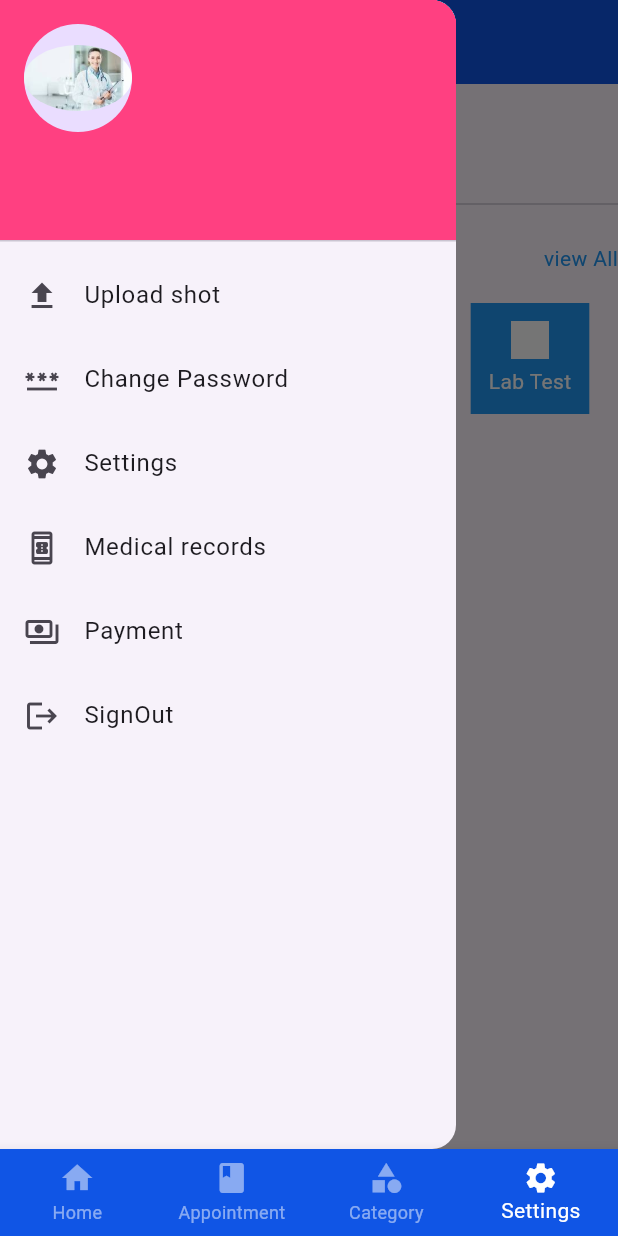
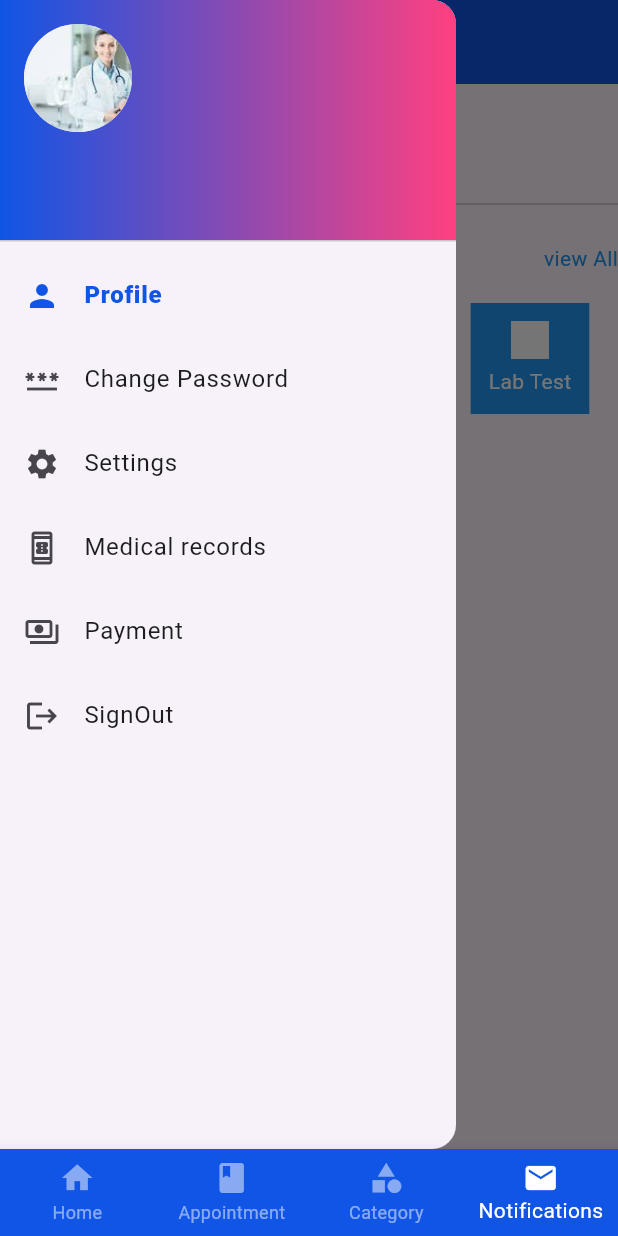
Before and after one commit to Abram-MrRight/DoctorsAppointment-App, a Flutter app: the Home screen opened directly, item 4 of the bottom bar chosen, with the side drawer open, on a phone screen of 412 x 824 dp. Run offline on Flutter 3.47's test engine with Material 3 defaults, Android fonts, the phone set to English and light mode, and no system bars; our stand-ins replace cloud_firestore, firebase_auth, firebase_core, flutter_svg, get, shared_preferences and 4 more; accounts and stored records are empty; Roboto replaces fonts that are missing (Nunito-Light, Nunito_Bold).

```diff
--- a/lib/consts/colors.dart
+++ b/lib/consts/colors.dart
@@ -7,6 +7,7 @@ class AppColors{
       textColor = Colors.black,
       blueColor = Colors.blue,
       whiteColor =Colors.white,
-      bgDarkColor = const Color(0xffECECEC),
+      // bgDarkColor = const Color(0xffECECEC),
+      bgDarkColor = const Color(0xffe4e1db),
       blueTheme =const Color(0xFF1055E5);
 }
--- a/lib/consts/images.dart
+++ b/lib/consts/images.dart
@@ -15,6 +15,7 @@ class Appassets{
       answers = "assets/images/answers.png",
       care = "assets/images/care.png",
       specialists = "assets/images/specialists.png",
-      ic_splash = "assets/icons/splash_icon.svg"
+      ic_splash = "assets/icons/splash_icon.svg",
+      imgDefault = "assets/images/imgDefault.png"
       ;
 }
--- a/lib/controllers/settings_controller.dart
+++ b/lib/controllers/settings_controller.dart
@@ -21,7 +21,7 @@ class SettingsController extends GetxController{
     DocumentSnapshot<Map<String, dynamic>> user =
     await FirebaseFirestore.instance.collection('users').doc(currentUser!.uid).get();
     var userData = user.data();
-    username.value =userData!['fullname'] ?? "";
+    username.value = userData!['fullname'] ?? "";
     email.value = currentUser!.email ?? '';
     isLoading(false);
   }
--- a/lib/views/appointment_view/appointment_view.dart
+++ b/lib/views/appointment_view/appointment_view.dart
@@ -31,7 +31,7 @@ class _AppointmentViewState extends State<AppointmentView> {
             title: AppStyles.bold(
               title: "Appointments",
               color: AppColors.whiteColor,
-              size: AppSizes.size16.toDouble(),
+              size: AppSizes.size18.toDouble(),
             ),
             actions: [
               IconButton(
--- a/lib/views/home_view/home.dart
+++ b/lib/views/home_view/home.dart
@@ -57,8 +57,7 @@ class _HomeState extends State<Home> {
           BottomNavigationBarItem(icon: Icon(Icons.home), label:"Home"),
           BottomNavigationBarItem(icon: Icon(Icons.book), label:"Appointment"),
           BottomNavigationBarItem(icon: Icon(Icons.category), label:"Category"),
-          BottomNavigationBarItem(icon: Icon(Icons.settings), label:"Settings"),
-
+          BottomNavigationBarItem(icon: Icon(Icons.mail), label:"Notifications"),
         ],
       ),
     );
--- a/lib/views/profile/profile_view.dart
+++ b/lib/views/profile/profile_view.dart
@@ -14,54 +14,80 @@ class ProfileView extends StatelessWidget {
   Widget build(BuildContext context) {
     var controller = Get.put(SettingsController());
 
-    return  Drawer(
+    return Drawer(
       child: ListView(
         padding: EdgeInsets.zero,
         children:  [
           UserAccountsDrawerHeader(
-              accountName: Text(controller.username.value),
+              accountName: Text(
+                controller.username.value,
+                style: const TextStyle(
+                  fontWeight: FontWeight.w900
+                ),
+              ),
               accountEmail: Text(controller.email.value),
             currentAccountPicture: CircleAvatar(
-              child: ClipOval(child: Image.asset(Appassets.imgWelcome),
+              backgroundImage: AssetImage(
+                Appassets.imgWelcome
               ),
             ),
             decoration: BoxDecoration(
-              color: Colors.pinkAccent,
+              gradient: LinearGradient(
+                colors: [
+                  AppColors.blueTheme,
+                  Colors.pinkAccent
+                ],
+                begin: Alignment.centerLeft,
+                end: Alignment.centerRight
+              ),
               image: DecorationImage(image:AssetImage(Appassets.ic_splash),
               fit: BoxFit.cover,
               ),
             ),
           ),
           ListTile(
-            leading: Icon(Icons.file_upload),
-            title: Text("Upload shot"),
-            onTap: () => print("upload tapped"),
+            leading: Icon(
+              Icons.person,
+              color: AppColors.blueTheme,
+            ),
+            title: Text(
+              "Profile",
+              style: TextStyle(
+                color: AppColors.blueTheme,
+                fontWeight: FontWeight.w900
+              ),
+            ),
+            onTap: () {
+              // Get.to(
+              //     () => const ProfileEditingView()
+              // );
+            },
           ),
           ListTile(
-            leading: Icon(Icons.password),
-            title: Text("Change Password"),
+            leading: const Icon(Icons.password),
+            title: const Text("Change Password"),
             onTap: () {},
           ),
           ListTile(
-            leading: Icon(Icons.settings),
-            title: Text("Settings"),
+            leading: const Icon(Icons.settings),
+            title: const Text("Settings"),
             onTap: () {},
           ),
           ListTile(
-            leading: Icon(Icons.book_online_outlined),
-            title: Text("Medical records"),
+            leading: const Icon(Icons.book_online_outlined),
+            title: const Text("Medical records"),
             onTap: () {},
           ),
           ListTile(
-            leading: Icon(Icons.payments_outlined),
-            title: Text("Payment"),
+            leading: const Icon(Icons.payments_outlined),
+            title: const Text("Payment"),
             onTap: (){
               Get.to(()=>const PaymentForm());
             },
           ),
           ListTile(
-            leading: Icon(Icons.logout),
-            title: Text("SignOut"),
+            leading: const Icon(Icons.logout),
+            title: const Text("SignOut"),
             onTap: () {
               AuthController().signOut();
               Get.offAll(() => const LoginView());
--- a/lib/views/settings/settings_View.dart
+++ b/lib/views/settings/settings_View.dart
@@ -1,14 +1,16 @@
-import 'package:doctors_appt/consts/lists.dart';
-import 'package:doctors_appt/controllers/auth_controller.dart';
-import 'package:doctors_appt/views/login_view/login_view.dart';
 import 'package:doctors_appt/views/profile/profile_view.dart';
 import 'package:get/get.dart';
 import '../../consts/consts.dart';
 import '../../controllers/settings_controller.dart';
 
-class Settings extends StatelessWidget {
+class Settings extends StatefulWidget {
   const Settings({super.key});
 
+  @override
+  State<Settings> createState() => _SettingsState();
+}
+
+class _SettingsState extends State<Settings> {
   @override
   Widget build(BuildContext context) {
     var controller = Get.put(SettingsController());
@@ -16,12 +18,23 @@ class Settings extends StatelessWidget {
       drawer: const ProfileView(),
       appBar: AppBar(
         elevation: 0.0,
-        title: AppStyles.bold(title: AppStrings.settings, color: AppColors.whiteColor),
-
+        leading: Builder(
+          builder: (context) => IconButton(
+            icon: const Icon(Icons.account_circle_sharp),
+            onPressed: () {
+              Scaffold.of(context).openDrawer();
+            },
+          ),
+        ),
+        title: AppStyles.bold(
+          title: AppStrings.settings,
+          size: AppSizes.size18.toDouble(),
+          color: AppColors.whiteColor
+        ),
       ),
       body: Obx(
             () => controller.isLoading.value
-            ? Center(
+            ? const Center(
           child: CircularProgressIndicator(),
         )
             :Column(
@@ -47,7 +60,7 @@ class Settings extends StatelessWidget {
                 children: List.generate(
                     4,
                         (index) => Container(
-                      padding: EdgeInsets.all(12),
+                      padding: const EdgeInsets.all(12),
                       color: AppColors.blueColor,
                       child: Column(
                         children: [
--- a/lib/views/splash_screen.dart
+++ b/lib/views/splash_screen.dart
@@ -1,7 +1,6 @@
 import 'package:doctors_appt/consts/consts.dart';
 import 'package:doctors_appt/views/home_view/home.dart';
 import 'package:firebase_auth/firebase_auth.dart';
-import 'package:shared_preferences/shared_preferences.dart';
 import 'package:flutter_svg/flutter_svg.dart';
 import 'onboarding_screen.dart';
 
@@ -13,12 +12,10 @@ class SplashScreen extends StatefulWidget {
 }
 
 class _SplashScreenState extends State<SplashScreen> {
-  late SharedPreferences preferences;
   late bool firstTimeUser;
 
   @override
   void initState() {
-    // TODO: implement initState
     super.initState();
     loadApplication();
   }
--- a/pubspec.yaml
+++ b/pubspec.yaml
@@ -52,6 +52,8 @@ dependencies:
   table_calendar: ^3.0.9
   http: ^1.1.2
   webview_flutter: ^4.4.2
+  flutter_holo_date_picker: ^1.1.3
+  image_picker: ^1.0.5
 
 
 dev_dependencies:
```
Also changed, not shown: lib/views/home_view/home_view.dart (+11 -10 lines), lib/views/login_view/login_view.dart (+26 -22 lines), assets/images/imgDefault.png (added), pubspec.lock, 5 other files.
